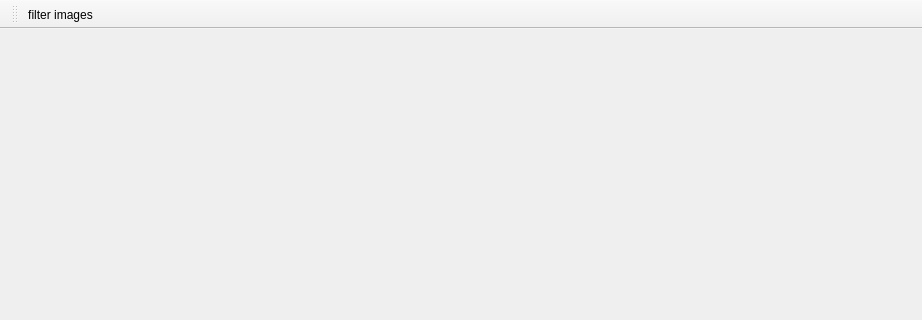
This is poitagger/ui/treemain.ui in dlr-eoc/poitagger as Qt 5 draws it before an edit; both pictures show x 0 to 922 and y 0 to 320 of the 922 by 600 pixel window. The edited form follows.
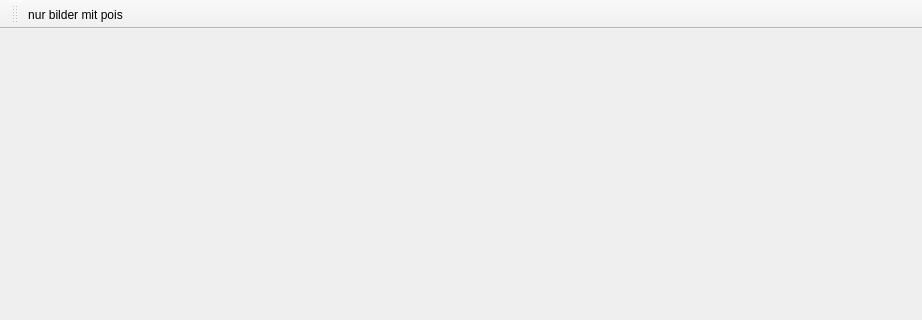
This is the edited form. Icons and pictures are not drawn.

What changed in the file:
```diff
--- a/poitagger/ui/treemain.ui
+++ b/poitagger/ui/treemain.ui
@@ -69,7 +69,7 @@
      <normaloff>icons/filter.png</normaloff>icons/filter.png</iconset>
    </property>
    <property name="text">
-    <string>filter images</string>
+    <string>nur bilder mit pois</string>
    </property>
   </action>
  </widget>
```
